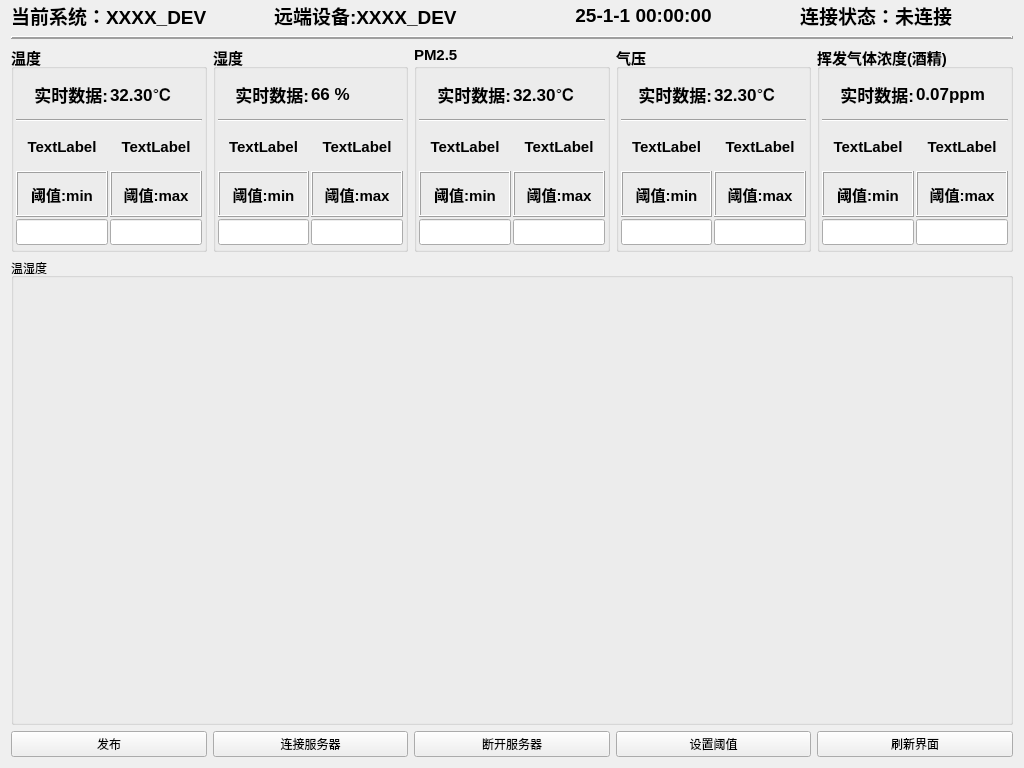
Above: widget.ui from ZhaoXvyang/GraduationDesign before the change. Below: the same form after it.
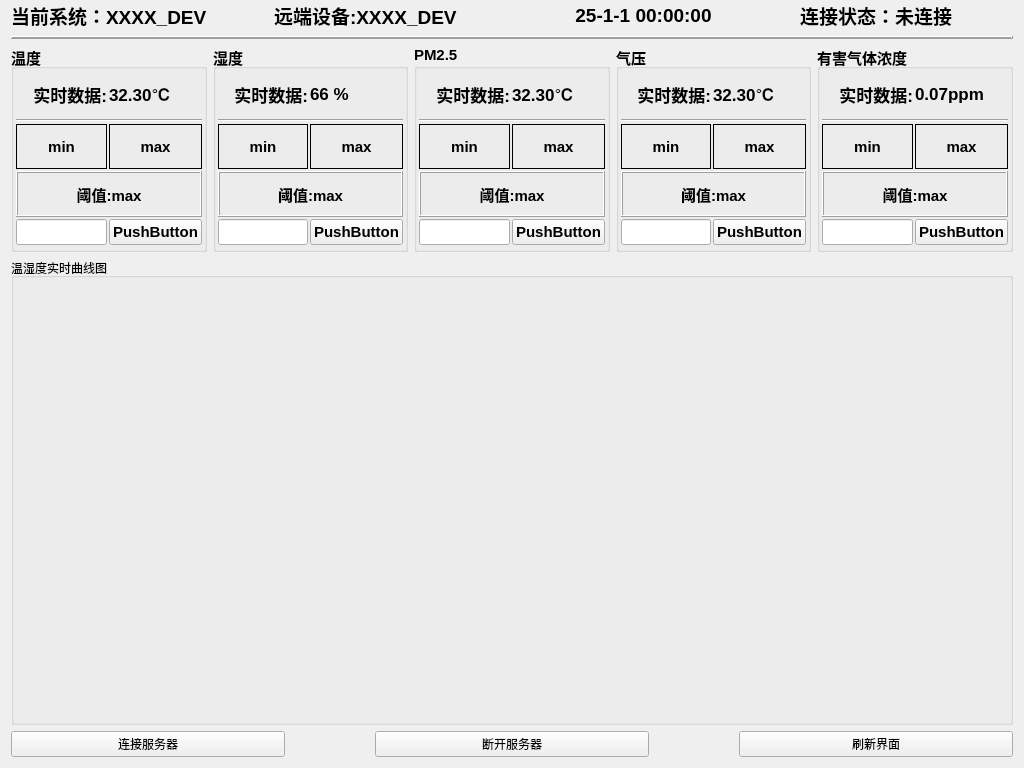
That is the form after the change.

The edit to the form file:
```diff
--- a/widget.ui
+++ b/widget.ui
@@ -13,7 +13,7 @@
   <property name="windowTitle">
    <string>Widget</string>
   </property>
-  <layout class="QVBoxLayout" name="verticalLayout_2" stretch="0,0,4,9,2">
+  <layout class="QVBoxLayout" name="verticalLayout_2" stretch="0,0,4,9,3">
    <property name="topMargin">
     <number>1</number>
    </property>
@@ -145,16 +145,6 @@
         </property>
         <item>
          <layout class="QGridLayout" name="gridLayout">
-          <item row="2" column="0">
-           <widget class="QLabel" name="label_27">
-            <property name="text">
-             <string>TextLabel</string>
-            </property>
-            <property name="alignment">
-             <set>Qt::AlignmentFlag::AlignCenter</set>
-            </property>
-           </widget>
-          </item>
           <item row="0" column="0">
            <widget class="QLabel" name="label_data_temp_title">
             <property name="font">
@@ -171,66 +161,34 @@
             </property>
            </widget>
           </item>
-          <item row="3" column="0">
-           <widget class="QLabel" name="label_15">
-            <property name="frameShape">
-             <enum>QFrame::Shape::Box</enum>
-            </property>
-            <property name="frameShadow">
-             <enum>QFrame::Shadow::Raised</enum>
-            </property>
-            <property name="text">
-             <string>阈值:min</string>
-            </property>
-            <property name="alignment">
-             <set>Qt::AlignmentFlag::AlignCenter</set>
-            </property>
-           </widget>
-          </item>
-          <item row="3" column="1">
-           <widget class="QLabel" name="label_16">
-            <property name="frameShape">
-             <enum>QFrame::Shape::Box</enum>
-            </property>
-            <property name="frameShadow">
-             <enum>QFrame::Shadow::Raised</enum>
-            </property>
-            <property name="text">
-             <string>阈值:max</string>
-            </property>
-            <property name="alignment">
-             <set>Qt::AlignmentFlag::AlignCenter</set>
-            </property>
-           </widget>
-          </item>
-          <item row="0" column="1">
-           <widget class="QLabel" name="label_data_temp_show">
-            <property name="font">
-             <font>
-              <pointsize>13</pointsize>
-              <bold>true</bold>
-             </font>
-            </property>
-            <property name="text">
-             <string>32.30℃</string>
-            </property>
-            <property name="alignment">
-             <set>Qt::AlignmentFlag::AlignLeading|Qt::AlignmentFlag::AlignLeft|Qt::AlignmentFlag::AlignVCenter</set>
-            </property>
-           </widget>
-          </item>
           <item row="2" column="1">
            <widget class="QLabel" name="label_28">
+            <property name="frameShape">
+             <enum>QFrame::Shape::Box</enum>
+            </property>
             <property name="text">
-             <string>TextLabel</string>
+             <string>max</string>
             </property>
             <property name="alignment">
              <set>Qt::AlignmentFlag::AlignCenter</set>
             </property>
            </widget>
           </item>
-          <item row="4" column="1">
-           <widget class="QLineEdit" name="lineEdit_8"/>
+          <item row="0" column="1">
+           <widget class="QLabel" name="label_data_temp_show">
+            <property name="font">
+             <font>
+              <pointsize>13</pointsize>
+              <bold>true</bold>
+             </font>
+            </property>
+            <property name="text">
+             <string>32.30℃</string>
+            </property>
+            <property name="alignment">
+             <set>Qt::AlignmentFlag::AlignLeading|Qt::AlignmentFlag::AlignLeft|Qt::AlignmentFlag::AlignVCenter</set>
+            </property>
+           </widget>
           </item>
           <item row="4" column="0">
            <widget class="QLineEdit" name="lineEdit"/>
@@ -242,6 +200,42 @@
             </property>
            </widget>
           </item>
+          <item row="2" column="0">
+           <widget class="QLabel" name="label_27">
+            <property name="frameShape">
+             <enum>QFrame::Shape::Box</enum>
+            </property>
+            <property name="text">
+             <string>min</string>
+            </property>
+            <property name="alignment">
+             <set>Qt::AlignmentFlag::AlignCenter</set>
+            </property>
+           </widget>
+          </item>
+          <item row="3" column="0" colspan="2">
+           <widget class="QLabel" name="label_16">
+            <property name="frameShape">
+             <enum>QFrame::Shape::Box</enum>
+            </property>
+            <property name="frameShadow">
+             <enum>QFrame::Shadow::Raised</enum>
+            </property>
+            <property name="text">
+             <string>阈值:max</string>
+            </property>
+            <property name="alignment">
+             <set>Qt::AlignmentFlag::AlignCenter</set>
+            </property>
+           </widget>
+          </item>
+          <item row="4" column="1">
+           <widget class="QPushButton" name="pushButton">
+            <property name="text">
+             <string>PushButton</string>
+            </property>
+           </widget>
+          </item>
          </layout>
         </item>
        </layout>
@@ -276,22 +270,6 @@
         </property>
         <item>
          <layout class="QGridLayout" name="gridLayout_3">
-          <item row="3" column="1">
-           <widget class="QLabel" name="label_18">
-            <property name="frameShape">
-             <enum>QFrame::Shape::Box</enum>
-            </property>
-            <property name="frameShadow">
-             <enum>QFrame::Shadow::Raised</enum>
-            </property>
-            <property name="text">
-             <string>阈值:max</string>
-            </property>
-            <property name="alignment">
-             <set>Qt::AlignmentFlag::AlignCenter</set>
-            </property>
-           </widget>
-          </item>
           <item row="0" column="0">
            <widget class="QLabel" name="label_data_humi_title">
             <property name="font">
@@ -310,62 +288,30 @@
           </item>
           <item row="2" column="1">
            <widget class="QLabel" name="label_30">
-            <property name="text">
-             <string>TextLabel</string>
-            </property>
-            <property name="alignment">
-             <set>Qt::AlignmentFlag::AlignCenter</set>
-            </property>
-           </widget>
-          </item>
-          <item row="3" column="0">
-           <widget class="QLabel" name="label_17">
             <property name="frameShape">
              <enum>QFrame::Shape::Box</enum>
             </property>
-            <property name="frameShadow">
-             <enum>QFrame::Shadow::Raised</enum>
-            </property>
             <property name="text">
-             <string>阈值:min</string>
+             <string>max</string>
             </property>
             <property name="alignment">
              <set>Qt::AlignmentFlag::AlignCenter</set>
             </property>
            </widget>
           </item>
-          <item row="0" column="1">
-           <widget class="QLabel" name="label_data_humi_show">
-            <property name="font">
-             <font>
-              <pointsize>13</pointsize>
-              <bold>true</bold>
-             </font>
-            </property>
-            <property name="text">
-             <string>66 %</string>
-            </property>
-            <property name="alignment">
-             <set>Qt::AlignmentFlag::AlignLeading|Qt::AlignmentFlag::AlignLeft|Qt::AlignmentFlag::AlignVCenter</set>
-            </property>
-           </widget>
-          </item>
-          <item row="4" column="1">
-           <widget class="QLineEdit" name="lineEdit_9"/>
-          </item>
           <item row="2" column="0">
            <widget class="QLabel" name="label_29">
+            <property name="frameShape">
+             <enum>QFrame::Shape::Box</enum>
+            </property>
             <property name="text">
-             <string>TextLabel</string>
+             <string>min</string>
             </property>
             <property name="alignment">
              <set>Qt::AlignmentFlag::AlignCenter</set>
             </property>
            </widget>
           </item>
-          <item row="4" column="0">
-           <widget class="QLineEdit" name="lineEdit_3"/>
-          </item>
           <item row="1" column="0" colspan="2">
            <widget class="Line" name="line_3">
             <property name="orientation">
@@ -373,6 +319,48 @@
             </property>
            </widget>
           </item>
+          <item row="4" column="0">
+           <widget class="QLineEdit" name="lineEdit_3"/>
+          </item>
+          <item row="0" column="1">
+           <widget class="QLabel" name="label_data_humi_show">
+            <property name="font">
+             <font>
+              <pointsize>13</pointsize>
+              <bold>true</bold>
+             </font>
+            </property>
+            <property name="text">
+             <string>66 %</string>
+            </property>
+            <property name="alignment">
+             <set>Qt::AlignmentFlag::AlignLeading|Qt::AlignmentFlag::AlignLeft|Qt::AlignmentFlag::AlignVCenter</set>
+            </property>
+           </widget>
+          </item>
+          <item row="3" column="0" colspan="2">
+           <widget class="QLabel" name="label_18">
+            <property name="frameShape">
+             <enum>QFrame::Shape::Box</enum>
+            </property>
+            <property name="frameShadow">
+             <enum>QFrame::Shadow::Raised</enum>
+            </property>
+            <property name="text">
+             <string>阈值:max</string>
+            </property>
+            <property name="alignment">
+             <set>Qt::AlignmentFlag::AlignCenter</set>
+            </property>
+           </widget>
+          </item>
+          <item row="4" column="1">
+           <widget class="QPushButton" name="pushButton_2">
+            <property name="text">
+             <string>PushButton</string>
+            </property>
+           </widget>
+          </item>
          </layout>
         </item>
        </layout>
@@ -407,22 +395,6 @@
         </property>
         <item>
          <layout class="QGridLayout" name="gridLayout_4">
-          <item row="3" column="1">
-           <widget class="QLabel" name="label_20">
-            <property name="frameShape">
-             <enum>QFrame::Shape::Box</enum>
-            </property>
-            <property name="frameShadow">
-             <enum>QFrame::Shadow::Raised</enum>
-            </property>
-            <property name="text">
-             <string>阈值:max</string>
-            </property>
-            <property name="alignment">
-             <set>Qt::AlignmentFlag::AlignCenter</set>
-            </property>
-           </widget>
-          </item>
           <item row="0" column="1">
            <widget class="QLabel" name="label_data_PM_show">
             <property name="font">
@@ -441,8 +413,11 @@
           </item>
           <item row="2" column="0">
            <widget class="QLabel" name="label_31">
+            <property name="frameShape">
+             <enum>QFrame::Shape::Box</enum>
+            </property>
             <property name="text">
-             <string>TextLabel</string>
+             <string>min</string>
             </property>
             <property name="alignment">
              <set>Qt::AlignmentFlag::AlignCenter</set>
@@ -451,27 +426,11 @@
           </item>
           <item row="2" column="1">
            <widget class="QLabel" name="label_32">
-            <property name="text">
-             <string>TextLabel</string>
-            </property>
-            <property name="alignment">
-             <set>Qt::AlignmentFlag::AlignCenter</set>
-            </property>
-           </widget>
-          </item>
-          <item row="4" column="1">
-           <widget class="QLineEdit" name="lineEdit_10"/>
-          </item>
-          <item row="3" column="0">
-           <widget class="QLabel" name="label_19">
             <property name="frameShape">
              <enum>QFrame::Shape::Box</enum>
             </property>
-            <property name="frameShadow">
-             <enum>QFrame::Shadow::Raised</enum>
-            </property>
             <property name="text">
-             <string>阈值:min</string>
+             <string>max</string>
             </property>
             <property name="alignment">
              <set>Qt::AlignmentFlag::AlignCenter</set>
@@ -504,6 +463,29 @@
             </property>
            </widget>
           </item>
+          <item row="3" column="0" colspan="2">
+           <widget class="QLabel" name="label_20">
+            <property name="frameShape">
+             <enum>QFrame::Shape::Box</enum>
+            </property>
+            <property name="frameShadow">
+             <enum>QFrame::Shadow::Raised</enum>
+            </property>
+            <property name="text">
+             <string>阈值:max</string>
+            </property>
+            <property name="alignment">
+             <set>Qt::AlignmentFlag::AlignCenter</set>
+            </property>
+           </widget>
+          </item>
+          <item row="4" column="1">
+           <widget class="QPushButton" name="pushButton_3">
+            <property name="text">
+             <string>PushButton</string>
+            </property>
+           </widget>
+          </item>
          </layout>
         </item>
        </layout>
@@ -557,42 +539,13 @@
           <item row="4" column="0">
            <widget class="QLineEdit" name="lineEdit_5"/>
           </item>
-          <item row="3" column="0">
-           <widget class="QLabel" name="label_21">
-            <property name="frameShape">
-             <enum>QFrame::Shape::Box</enum>
-            </property>
-            <property name="frameShadow">
-             <enum>QFrame::Shadow::Raised</enum>
-            </property>
-            <property name="text">
-             <string>阈值:min</string>
-            </property>
-            <property name="alignment">
-             <set>Qt::AlignmentFlag::AlignCenter</set>
-            </property>
-           </widget>
-          </item>
           <item row="2" column="0">
            <widget class="QLabel" name="label_33">
-            <property name="text">
-             <string>TextLabel</string>
-            </property>
-            <property name="alignment">
-             <set>Qt::AlignmentFlag::AlignCenter</set>
-            </property>
-           </widget>
-          </item>
-          <item row="3" column="1">
-           <widget class="QLabel" name="label_22">
             <property name="frameShape">
              <enum>QFrame::Shape::Box</enum>
             </property>
-            <property name="frameShadow">
-             <enum>QFrame::Shadow::Raised</enum>
-            </property>
             <property name="text">
-             <string>阈值:max</string>
+             <string>min</string>
             </property>
             <property name="alignment">
              <set>Qt::AlignmentFlag::AlignCenter</set>
@@ -615,13 +568,13 @@
             </property>
            </widget>
           </item>
-          <item row="4" column="1">
-           <widget class="QLineEdit" name="lineEdit_11"/>
-          </item>
           <item row="2" column="1">
            <widget class="QLabel" name="label_34">
+            <property name="frameShape">
+             <enum>QFrame::Shape::Box</enum>
+            </property>
             <property name="text">
-             <string>TextLabel</string>
+             <string>max</string>
             </property>
             <property name="alignment">
              <set>Qt::AlignmentFlag::AlignCenter</set>
@@ -635,6 +588,29 @@
             </property>
            </widget>
           </item>
+          <item row="3" column="0" colspan="2">
+           <widget class="QLabel" name="label_22">
+            <property name="frameShape">
+             <enum>QFrame::Shape::Box</enum>
+            </property>
+            <property name="frameShadow">
+             <enum>QFrame::Shadow::Raised</enum>
+            </property>
+            <property name="text">
+             <string>阈值:max</string>
+            </property>
+            <property name="alignment">
+             <set>Qt::AlignmentFlag::AlignCenter</set>
+            </property>
+           </widget>
+          </item>
+          <item row="4" column="1">
+           <widget class="QPushButton" name="pushButton_4">
+            <property name="text">
+             <string>PushButton</string>
+            </property>
+           </widget>
+          </item>
          </layout>
         </item>
        </layout>
@@ -649,7 +625,7 @@
         </font>
        </property>
        <property name="title">
-        <string>挥发气体浓度(酒精)</string>
+        <string>有害气体浓度</string>
        </property>
        <layout class="QHBoxLayout" name="horizontalLayout_6">
         <property name="spacing">
@@ -685,22 +661,6 @@
             </property>
            </widget>
           </item>
-          <item row="3" column="0">
-           <widget class="QLabel" name="label_25">
-            <property name="frameShape">
-             <enum>QFrame::Shape::Box</enum>
-            </property>
-            <property name="frameShadow">
-             <enum>QFrame::Shadow::Raised</enum>
-            </property>
-            <property name="text">
-             <string>阈值:min</string>
-            </property>
-            <property name="alignment">
-             <set>Qt::AlignmentFlag::AlignCenter</set>
-            </property>
-           </widget>
-          </item>
           <item row="0" column="1">
            <widget class="QLabel" name="label_data_air_show">
             <property name="font">
@@ -717,13 +677,13 @@
             </property>
            </widget>
           </item>
-          <item row="4" column="1">
-           <widget class="QLineEdit" name="lineEdit_13"/>
-          </item>
           <item row="2" column="0">
            <widget class="QLabel" name="label_37">
+            <property name="frameShape">
+             <enum>QFrame::Shape::Box</enum>
+            </property>
             <property name="text">
-             <string>TextLabel</string>
+             <string>min</string>
             </property>
             <property name="alignment">
              <set>Qt::AlignmentFlag::AlignCenter</set>
@@ -735,24 +695,11 @@
           </item>
           <item row="2" column="1">
            <widget class="QLabel" name="label_38">
-            <property name="text">
-             <string>TextLabel</string>
-            </property>
-            <property name="alignment">
-             <set>Qt::AlignmentFlag::AlignCenter</set>
-            </property>
-           </widget>
-          </item>
-          <item row="3" column="1">
-           <widget class="QLabel" name="label_26">
             <property name="frameShape">
              <enum>QFrame::Shape::Box</enum>
             </property>
-            <property name="frameShadow">
-             <enum>QFrame::Shadow::Raised</enum>
-            </property>
             <property name="text">
-             <string>阈值:max</string>
+             <string>max</string>
             </property>
             <property name="alignment">
              <set>Qt::AlignmentFlag::AlignCenter</set>
@@ -766,6 +713,29 @@
             </property>
            </widget>
           </item>
+          <item row="3" column="0" colspan="2">
+           <widget class="QLabel" name="label_26">
+            <property name="frameShape">
+             <enum>QFrame::Shape::Box</enum>
+            </property>
+            <property name="frameShadow">
+             <enum>QFrame::Shadow::Raised</enum>
+            </property>
+            <property name="text">
+             <string>阈值:max</string>
+            </property>
+            <property name="alignment">
+             <set>Qt::AlignmentFlag::AlignCenter</set>
+            </property>
+           </widget>
+          </item>
+          <item row="4" column="1">
+           <widget class="QPushButton" name="pushButton_5">
+            <property name="text">
+             <string>PushButton</string>
+            </property>
+           </widget>
+          </item>
          </layout>
         </item>
        </layout>
@@ -781,7 +751,7 @@
      <item>
       <widget class="QGroupBox" name="groupBox_temp1">
        <property name="title">
-        <string>温湿度</string>
+        <string>温湿度实时曲线图</string>
        </property>
        <layout class="QHBoxLayout" name="horizontalLayout_3">
         <property name="spacing">
@@ -809,13 +779,9 @@
    </item>
    <item>
     <layout class="QHBoxLayout" name="horizontalLayout_bottom">
-     <item>
-      <widget class="QPushButton" name="pushButton_publish">
-       <property name="text">
-        <string>发布</string>
-       </property>
-      </widget>
-     </item>
+     <property name="spacing">
+      <number>90</number>
+     </property>
      <item>
       <widget class="QPushButton" name="pushButton_connect">
        <property name="text">
@@ -830,13 +796,6 @@
        </property>
       </widget>
      </item>
-     <item>
-      <widget class="QPushButton" name="pushButton_setValue">
-       <property name="text">
-        <string>设置阈值</string>
-       </property>
-      </widget>
-     </item>
      <item>
       <widget class="QPushButton" name="pushButton_update">
        <property name="text">
```
